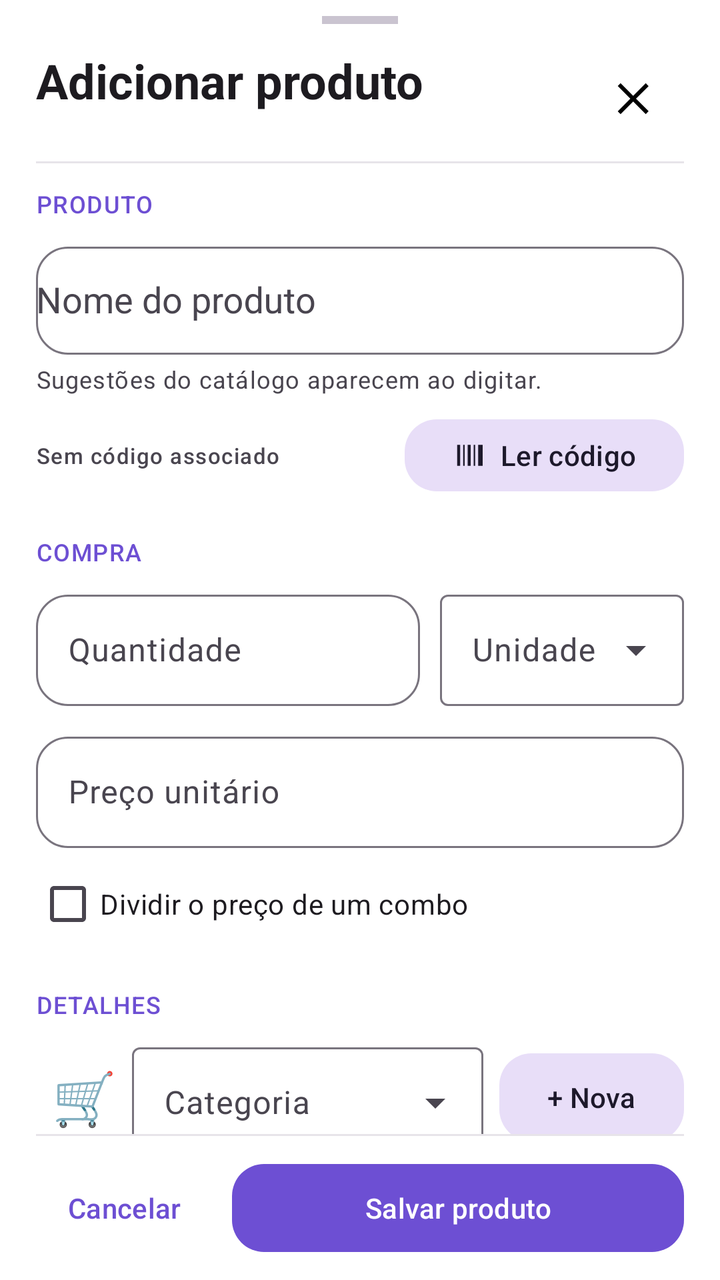
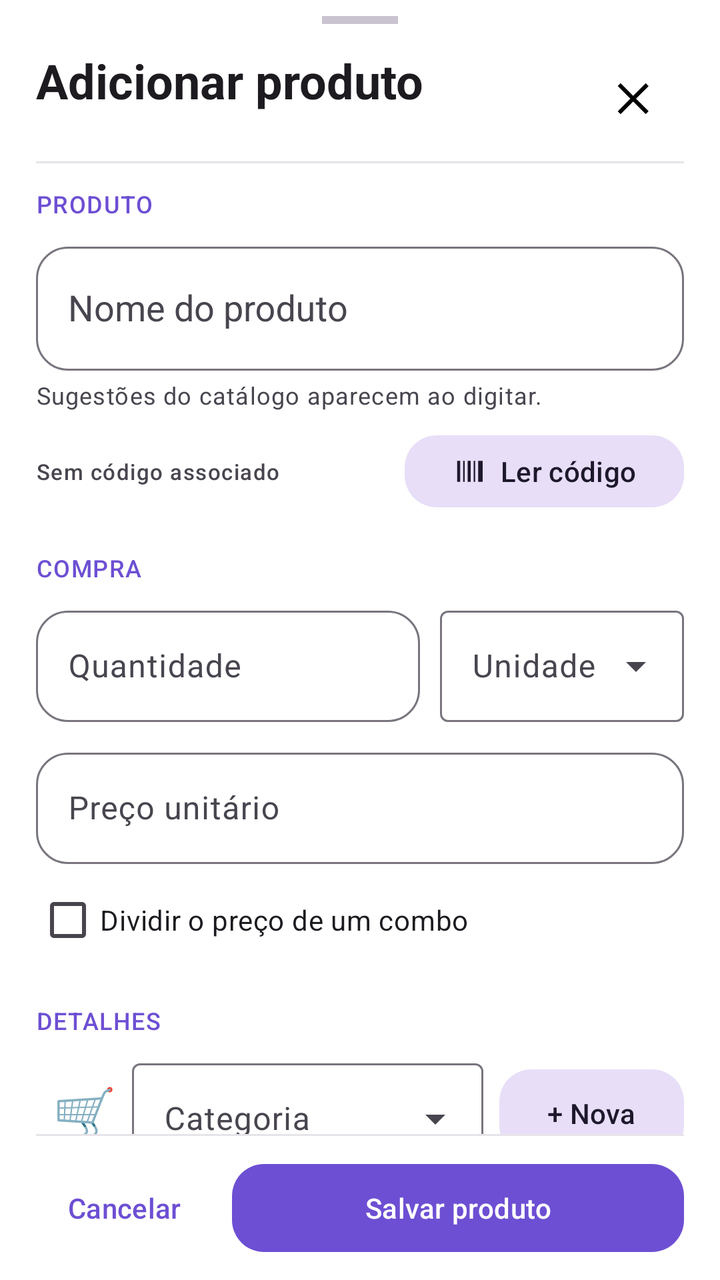

Before-and-after screenshots of an Android layout around one commit, followed by the original layout XML and the change that was made.
<!-- AndroidManifest.xml: application theme Theme.ListaCompras -->
<!-- res/layout/dialog_item.xml -->
<?xml version="1.0" encoding="utf-8"?>
<LinearLayout xmlns:android="http://schemas.android.com/apk/res/android"
    xmlns:app="http://schemas.android.com/apk/res-auto"
    android:id="@+id/sheetItemRoot"
    android:layout_width="match_parent"
    android:layout_height="match_parent"
    android:orientation="vertical"
    android:paddingStart="18dp"
    android:paddingTop="8dp"
    android:paddingEnd="18dp"
    android:background="?attr/colorSurface">

    <View android:layout_width="38dp" android:layout_height="4dp"
        android:layout_gravity="center_horizontal"
        android:background="?attr/colorOutlineVariant" />

    <LinearLayout android:layout_width="match_parent" android:layout_height="wrap_content"
        android:layout_marginTop="12dp" android:layout_marginBottom="6dp"
        android:gravity="center_vertical" android:orientation="horizontal">
        <LinearLayout android:layout_width="0dp" android:layout_height="wrap_content"
            android:layout_weight="1" android:orientation="vertical">
            <TextView android:id="@+id/textSheetTitle"
                android:layout_width="match_parent" android:layout_height="wrap_content"
                android:text="Adicionar produto" android:textAppearance="@style/TextAppearance.Material3.HeadlineSmall"
                android:textStyle="bold" />
            <TextView android:id="@+id/textSheetSubtitle"
                android:layout_width="match_parent" android:layout_height="wrap_content"
                android:layout_marginTop="2dp" android:maxLines="2"
                android:textAppearance="@style/TextAppearance.Material3.BodySmall"
                android:textColor="?attr/colorOnSurfaceVariant" />
        </LinearLayout>
        <ImageButton android:id="@+id/buttonCloseSheet" android:layout_width="48dp"
            android:layout_height="48dp" android:background="?attr/selectableItemBackgroundBorderless"
            android:contentDescription="Fechar cadastro" android:padding="12dp" android:src="@drawable/ic_close" />
    </LinearLayout>

    <View android:layout_width="match_parent" android:layout_height="1dp"
        android:background="?attr/colorOutlineVariant" android:alpha="0.45" />

    <androidx.core.widget.NestedScrollView android:id="@+id/scrollItemFields"
        android:layout_width="match_parent" android:layout_height="0dp" android:layout_weight="1"
        android:fillViewport="false" android:clipToPadding="false"
        android:paddingTop="12dp" android:paddingBottom="12dp">
        <LinearLayout android:layout_width="match_parent" android:layout_height="wrap_content"
            android:orientation="vertical">

            <TextView android:layout_width="match_parent" android:layout_height="wrap_content"
                android:text="PRODUTO" android:textAppearance="@style/TextAppearance.Material3.LabelMedium"
                android:textColor="?attr/colorPrimary" android:layout_marginBottom="8dp" />

            <com.google.android.material.textfield.TextInputLayout
                android:id="@+id/layoutName" style="@style/Widget.ListaCompras.Field.Outlined"
                android:layout_width="match_parent" android:layout_height="wrap_content"
                android:hint="Nome do produto"
                app:placeholderText="Ex.: Arroz, café, retrovisor">
                <com.google.android.material.textfield.MaterialAutoCompleteTextView
                    android:id="@+id/inputName" android:layout_width="match_parent"
                    android:layout_height="wrap_content" android:minHeight="54dp"
                    android:inputType="textCapSentences" android:singleLine="true"
                    android:completionThreshold="1" android:imeOptions="actionNext" />
            </com.google.android.material.textfield.TextInputLayout>
            <TextView android:id="@+id/textNameHelper" android:layout_width="match_parent"
                android:layout_height="wrap_content" android:layout_marginTop="4dp"
                android:text="Sugestões do catálogo aparecem ao digitar."
                android:textAppearance="@style/TextAppearance.Material3.BodySmall"
                android:textColor="?attr/colorOnSurfaceVariant" />

            <LinearLayout android:layout_width="match_parent" android:layout_height="wrap_content"
                android:layout_marginTop="8dp" android:gravity="center_vertical"
                android:orientation="horizontal">
                <TextView android:id="@+id/textBarcodeStatus" android:layout_width="0dp"
                    android:layout_height="wrap_content" android:layout_weight="1"
                    android:text="Sem código associado" android:maxLines="2"
                    android:textColor="?attr/colorOnSurfaceVariant"
                    android:textAppearance="@style/TextAppearance.Material3.LabelSmall" />
                <com.google.android.material.button.MaterialButton android:id="@+id/buttonScanBarcode"
                    style="@style/Widget.ListaCompras.Button.Tonal"
                    android:layout_width="wrap_content" android:layout_height="wrap_content"
                    android:minHeight="44dp" android:text="Ler código"
                    app:icon="@drawable/ic_barcode" app:iconPadding="6dp" />
            </LinearLayout>
            <com.google.android.material.progressindicator.LinearProgressIndicator
                android:id="@+id/progressLookup" android:layout_width="match_parent"
                android:layout_height="wrap_content" android:visibility="gone"
                app:indicatorColor="?attr/colorPrimary" app:trackColor="?attr/colorSurfaceContainerHighest" />
            <TextView android:id="@+id/textLookupStatus" android:layout_width="match_parent"
                android:layout_height="wrap_content" android:visibility="gone"
                android:textAppearance="@style/TextAppearance.Material3.BodySmall"
                android:textColor="?attr/colorOnSurfaceVariant" />

            <TextView android:layout_width="match_parent" android:layout_height="wrap_content"
                android:layout_marginTop="18dp" android:layout_marginBottom="8dp"
                android:text="COMPRA" android:textAppearance="@style/TextAppearance.Material3.LabelMedium"
                android:textColor="?attr/colorPrimary" />

            <LinearLayout android:layout_width="match_parent" android:layout_height="wrap_content"
                android:orientation="horizontal">
                <com.google.android.material.textfield.TextInputLayout
                    android:id="@+id/layoutQuantity" style="@style/Widget.ListaCompras.Field.Outlined"
                    android:layout_width="0dp" android:layout_height="wrap_content"
                    android:layout_weight="1" android:hint="Quantidade">
                    <com.google.android.material.textfield.TextInputEditText android:id="@+id/inputQuantity"
                        android:layout_width="match_parent" android:layout_height="wrap_content"
                        android:inputType="numberDecimal" android:imeOptions="actionNext" />
                </com.google.android.material.textfield.TextInputLayout>
                <com.google.android.material.textfield.TextInputLayout
                    style="@style/Widget.Material3.TextInputLayout.OutlinedBox.ExposedDropdownMenu"
                    android:layout_width="122dp" android:layout_height="wrap_content"
                    android:layout_marginStart="10dp" android:hint="Unidade">
                    <com.google.android.material.textfield.MaterialAutoCompleteTextView
                        android:id="@+id/spinnerUnit" android:layout_width="match_parent"
                        android:layout_height="wrap_content" android:focusable="false" android:inputType="none" />
                </com.google.android.material.textfield.TextInputLayout>
            </LinearLayout>
            <com.google.android.material.textfield.TextInputLayout
                android:id="@+id/layoutPurchasedQuantity" style="@style/Widget.ListaCompras.Field.Outlined"
                android:layout_width="match_parent" android:layout_height="wrap_content"
                android:layout_marginTop="8dp" android:hint="Quantidade comprada"
                android:visibility="gone" app:helperText="Quantidade efetiva para o histórico">
                <com.google.android.material.textfield.TextInputEditText
                    android:id="@+id/inputPurchasedQuantity" android:layout_width="match_parent"
                    android:layout_height="wrap_content" android:inputType="numberDecimal"
                    android:imeOptions="actionNext" />
            </com.google.android.material.textfield.TextInputLayout>

            <com.google.android.material.textfield.TextInputLayout
                android:id="@+id/layoutPrice" style="@style/Widget.ListaCompras.Field.Outlined"
                android:layout_width="match_parent" android:layout_height="wrap_content"
                android:layout_marginTop="10dp" android:hint="Preço unitário" app:prefixText="R$ ">
                <com.google.android.material.textfield.TextInputEditText
                    android:id="@+id/inputPrice" android:layout_width="match_parent"
                    android:layout_height="wrap_content" android:inputType="number"
                    android:imeOptions="actionNext" />
            </com.google.android.material.textfield.TextInputLayout>

            <com.google.android.material.checkbox.MaterialCheckBox
                android:id="@+id/checkSplitPrice" android:layout_width="match_parent"
                android:layout_height="wrap_content" android:minHeight="48dp"
                android:layout_marginTop="4dp" android:text="Dividir o preço de um combo"
                android:textAppearance="@style/TextAppearance.Material3.BodyMedium" />

            <com.google.android.material.card.MaterialCardView
                android:id="@+id/cardSplitPrice" style="@style/Widget.ListaCompras.Card.Subtle"
                android:layout_width="match_parent" android:layout_height="wrap_content"
                android:visibility="gone" app:cardCornerRadius="16dp">
                <LinearLayout android:layout_width="match_parent" android:layout_height="wrap_content"
                    android:orientation="vertical" android:padding="14dp">
                    <TextView android:layout_width="match_parent" android:layout_height="wrap_content"
                        android:text="Ex.: leve 2 por R$ 14,79"
                        android:textAppearance="@style/TextAppearance.Material3.BodyMedium"
                        android:textStyle="bold" />
                    <LinearLayout android:layout_width="match_parent" android:layout_height="wrap_content"
                        android:layout_marginTop="10dp" android:orientation="horizontal">
                        <com.google.android.material.textfield.TextInputLayout
                            android:id="@+id/layoutComboTotal" style="@style/Widget.ListaCompras.Field.Outlined"
                            android:layout_width="0dp" android:layout_height="wrap_content" android:layout_weight="1"
                            android:hint="Preço do combo" app:prefixText="R$ ">
                            <com.google.android.material.textfield.TextInputEditText
                                android:id="@+id/inputComboTotal" android:layout_width="match_parent"
                                android:layout_height="wrap_content" android:inputType="number"
                                android:imeOptions="actionNext" />
                        </com.google.android.material.textfield.TextInputLayout>
                        <com.google.android.material.textfield.TextInputLayout
                            android:id="@+id/layoutComboUnits" style="@style/Widget.ListaCompras.Field.Outlined"
                            android:layout_width="112dp" android:layout_height="wrap_content"
                            android:layout_marginStart="8dp" android:hint="Dividir por">
                            <com.google.android.material.textfield.TextInputEditText
                                android:id="@+id/inputComboUnits" android:layout_width="match_parent"
                                android:layout_height="wrap_content" android:inputType="number"
                                android:maxLength="3" android:imeOptions="actionDone" />
                        </com.google.android.material.textfield.TextInputLayout>
                    </LinearLayout>
                    <TextView android:id="@+id/textComboPreview" android:layout_width="match_parent"
                        android:layout_height="wrap_content" android:layout_marginTop="8dp"
                        android:text="Informe o preço e a quantidade do combo."
                        android:textColor="?attr/colorPrimary"
                        android:textAppearance="@style/TextAppearance.Material3.TitleMedium" />
                    <TextView android:layout_width="match_parent" android:layout_height="wrap_content"
                        android:layout_marginTop="4dp"
                        android:text="O total da oferta é preservado sem erro de centavos. Ajuste a quantidade planejada acima para o total de peças que deseja comprar."
                        android:textAppearance="@style/TextAppearance.Material3.BodySmall"
                        android:textColor="?attr/colorOnSurfaceVariant" />
                </LinearLayout>
            </com.google.android.material.card.MaterialCardView>

            <TextView android:layout_width="match_parent" android:layout_height="wrap_content"
                android:layout_marginTop="18dp" android:layout_marginBottom="8dp"
                android:text="DETALHES" android:textAppearance="@style/TextAppearance.Material3.LabelMedium"
                android:textColor="?attr/colorPrimary" />
            <LinearLayout android:layout_width="match_parent" android:layout_height="wrap_content"
                android:gravity="center_vertical" android:orientation="horizontal">
                <TextView android:id="@+id/textSelectedCategoryIcon"
                    android:layout_width="48dp" android:layout_height="54dp"
                    android:gravity="center" android:text="🛒" android:textSize="26sp"
                    android:background="?attr/selectableItemBackgroundBorderless"
                    android:clickable="true" android:focusable="true"
                    android:contentDescription="Alterar ícone da categoria selecionada" />
                <com.google.android.material.textfield.TextInputLayout
                    style="@style/Widget.Material3.TextInputLayout.OutlinedBox.ExposedDropdownMenu"
                    android:layout_width="0dp" android:layout_height="wrap_content"
                    android:layout_weight="1" android:hint="Categoria">
                    <com.google.android.material.textfield.MaterialAutoCompleteTextView
                        android:id="@+id/spinnerCategory" android:layout_width="match_parent"
                        android:layout_height="wrap_content" android:focusable="false" android:inputType="none" />
                </com.google.android.material.textfield.TextInputLayout>
                <com.google.android.material.button.MaterialButton android:id="@+id/buttonNewCategory"
                    style="@style/Widget.ListaCompras.Button.Tonal" android:layout_width="wrap_content"
                    android:layout_height="wrap_content" android:layout_marginStart="8dp"
                    android:minHeight="52dp" android:text="+ Nova" />
            </LinearLayout>
            <TextView android:layout_width="match_parent" android:layout_height="wrap_content"
                android:layout_marginTop="5dp" android:text="Toque no ícone para alterar. Categorias ficam salvas."
                android:textAppearance="@style/TextAppearance.Material3.BodySmall"
                android:textColor="?attr/colorOnSurfaceVariant" />

            <com.google.android.material.button.MaterialButton android:id="@+id/buttonMoreOptions"
                style="@style/Widget.Material3.Button.TextButton" android:layout_width="match_parent"
                android:layout_height="48dp" android:layout_marginTop="10dp"
                android:text="Mais opções: preço-alvo e observação"
                app:icon="@drawable/ic_more_vert" />
            <LinearLayout android:id="@+id/containerMoreOptions"
                android:layout_width="match_parent" android:layout_height="wrap_content"
                android:visibility="gone" android:orientation="vertical">
                <com.google.android.material.textfield.TextInputLayout android:id="@+id/layoutPriceTarget"
                    style="@style/Widget.ListaCompras.Field.Outlined"
                    android:layout_width="match_parent" android:layout_height="wrap_content"
                    android:hint="Preço-alvo (opcional)" app:prefixText="R$ "
                    app:helperText="Deixe vazio para remover o alvo">
                    <com.google.android.material.textfield.TextInputEditText
                        android:id="@+id/inputPriceTarget" android:layout_width="match_parent"
                        android:layout_height="wrap_content" android:inputType="number"
                        android:imeOptions="actionNext" />
                </com.google.android.material.textfield.TextInputLayout>
                <com.google.android.material.textfield.TextInputLayout
                    style="@style/Widget.ListaCompras.Field.Outlined"
                    android:layout_width="match_parent" android:layout_height="wrap_content"
                    android:layout_marginTop="8dp" android:hint="Observação (opcional)">
                    <com.google.android.material.textfield.TextInputEditText
                        android:id="@+id/inputNote" android:layout_width="match_parent"
                        android:layout_height="wrap_content" android:gravity="top|start"
                        android:inputType="textCapSentences|textMultiLine"
                        android:minLines="2" android:maxLines="3" />
                </com.google.android.material.textfield.TextInputLayout>
            </LinearLayout>
        </LinearLayout>
    </androidx.core.widget.NestedScrollView>

    <View android:layout_width="match_parent" android:layout_height="1dp"
        android:background="?attr/colorOutlineVariant" android:alpha="0.45" />
    <LinearLayout android:layout_width="match_parent" android:layout_height="wrap_content"
        android:layout_marginTop="10dp" android:layout_marginBottom="10dp"
        android:gravity="center_vertical" android:orientation="horizontal">
        <com.google.android.material.button.MaterialButton android:id="@+id/buttonCancel"
            style="@style/Widget.Material3.Button.TextButton" android:layout_width="wrap_content"
            android:layout_height="52dp" android:text="Cancelar" />
        <com.google.android.material.button.MaterialButton android:id="@+id/buttonSave"
            style="@style/Widget.ListaCompras.Button.Filled" android:layout_width="0dp"
            android:layout_height="52dp" android:layout_weight="1"
            android:layout_marginStart="10dp" android:text="Salvar produto" />
    </LinearLayout>
</LinearLayout>
<!-- resources referenced by this layout -->
<resources>
  <!-- drawable ic_barcode (drawable) -->
  <vector xmlns:android="http://schemas.android.com/apk/res/android"
      android:width="24dp" android:height="24dp" android:viewportWidth="24" android:viewportHeight="24">
      <path android:fillColor="?attr/colorOnPrimaryContainer" android:pathData="M3,5h2v14H3zM7,5h1v14H7zM10,5h2v14h-2zM14,5h1v14h-1zM17,5h3v14h-3z" />
  </vector>
  <!-- drawable ic_close (drawable) -->
  <vector xmlns:android="http://schemas.android.com/apk/res/android"
      android:width="24dp"
      android:height="24dp"
      android:viewportWidth="24"
      android:viewportHeight="24">
      <path android:fillColor="#FF000000" android:pathData="M18.3,5.71L12,12l6.3,6.29 -1.42,1.42L10.59,13.41 4.29,19.71 2.88,18.3 9.17,12 2.88,5.7 4.29,4.29 10.59,10.59 16.89,4.29z"/>
  </vector>
  <!-- drawable ic_more_vert (drawable) -->
  <vector xmlns:android="http://schemas.android.com/apk/res/android"
      android:width="24dp"
      android:height="24dp"
      android:viewportWidth="24"
      android:viewportHeight="24">
      <path android:fillColor="#FF000000" android:pathData="M12,8c1.1,0 2,-0.9 2,-2s-0.9,-2 -2,-2 -2,0.9 -2,2 0.9,2 2,2zM12,10c-1.1,0 -2,0.9 -2,2s0.9,2 2,2 2,-0.9 2,-2 -0.9,-2 -2,-2zM12,16c-1.1,0 -2,0.9 -2,2s0.9,2 2,2 2,-0.9 2,-2 -0.9,-2 -2,-2z"/>
  </vector>
  <style name="Widget.ListaCompras.Button.Filled" parent="Widget.Material3.Button">
          <item name="cornerRadius">@dimen/lc_radius_button</item>
          <item name="android:minHeight">48dp</item>
      </style>
  <style name="Widget.ListaCompras.Button.Tonal" parent="Widget.Material3.Button.TonalButton">
          <item name="cornerRadius">@dimen/lc_radius_button</item>
          <item name="android:minHeight">48dp</item>
      </style>
  <style name="Widget.ListaCompras.Card.Subtle" parent="Widget.ListaCompras.Card">
          <item name="cardBackgroundColor">?attr/colorSurfaceContainer</item>
          <item name="strokeWidth">0dp</item>
      </style>
  <style name="Widget.ListaCompras.Field.Outlined" parent="Widget.Material3.TextInputLayout.OutlinedBox">
          <item name="boxCornerRadiusTopStart">@dimen/lc_radius_input</item>
          <item name="boxCornerRadiusTopEnd">@dimen/lc_radius_input</item>
          <item name="boxCornerRadiusBottomStart">@dimen/lc_radius_input</item>
          <item name="boxCornerRadiusBottomEnd">@dimen/lc_radius_input</item>
      </style>
  <dimen name="lc_radius_button">16dp</dimen>
  <style name="Widget.ListaCompras.Card" parent="Widget.Material3.CardView.Outlined">
          <item name="cardCornerRadius">@dimen/lc_radius_card</item>
          <item name="cardElevation">0dp</item>
          <item name="strokeColor">?attr/colorOutlineVariant</item>
          <item name="strokeWidth">1dp</item>
          <item name="cardBackgroundColor">?attr/colorSurfaceContainerLow</item>
      </style>
  <dimen name="lc_radius_input">16dp</dimen>
  <color name="primary">#6D4FD3</color>
  <color name="on_primary">#FFFFFF</color>
  <color name="primary_container">#E9E1FF</color>
  <color name="on_primary_container">#24124F</color>
  <color name="secondary">#625B71</color>
  <color name="on_secondary">#FFFFFF</color>
  <color name="secondary_container">#E8DEF8</color>
  <color name="on_secondary_container">#1D192B</color>
  <color name="dark_background">#F7F7FC</color>
  <color name="dark_surface">#FFFFFF</color>
  <color name="dark_surface_variant">#F0EDF5</color>
  <color name="dark_surface_lowest">#FFFFFF</color>
  <color name="dark_surface_low">#F7F2FA</color>
  <color name="dark_surface_container">#F4F0FA</color>
  <color name="dark_surface_high">#ECE6F0</color>
  <color name="dark_surface_highest">#E6E0E9</color>
  <color name="dark_on_surface">#1D1B20</color>
  <color name="dark_on_surface_variant">#49454F</color>
  <color name="dark_outline">#79747E</color>
  <color name="dark_outline_variant">#CAC4D0</color>
  <dimen name="lc_radius_card">20dp</dimen>
  <!-- unchanged entries left out for length: 1 -->
</resources>

<!-- the commit's change to res/layout/dialog_item.xml (unified diff, before → after) -->
@@ -52,10 +52,13 @@
                 android:id="@+id/layoutName" style="@style/Widget.ListaCompras.Field.Outlined"
                 android:layout_width="match_parent" android:layout_height="wrap_content"
                 android:hint="Nome do produto"
+                app:boxCollapsedPaddingTop="12dp"
                 app:placeholderText="Ex.: Arroz, café, retrovisor">
                 <com.google.android.material.textfield.MaterialAutoCompleteTextView
                     android:id="@+id/inputName" android:layout_width="match_parent"
-                    android:layout_height="wrap_content" android:minHeight="54dp"
+                    android:layout_height="wrap_content" android:minHeight="62dp"
+                    android:paddingTop="10dp" android:paddingBottom="10dp"
+                    android:paddingStart="16dp" android:paddingEnd="16dp"
                     android:inputType="textCapSentences" android:singleLine="true"
                     android:completionThreshold="1" android:imeOptions="actionNext" />
             </com.google.android.material.textfield.TextInputLayout>
